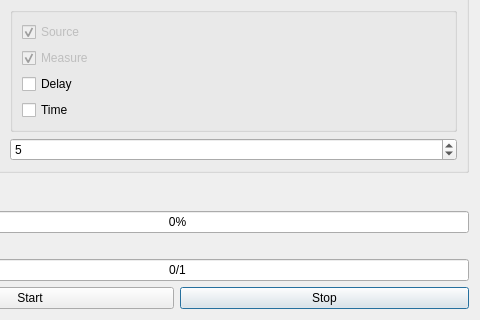
Old version of the form sweeper/gui.ui in the repository roesel/k237; both pictures show x 420 to 900 and y 295 to 615 of the 900 by 615 pixel window.
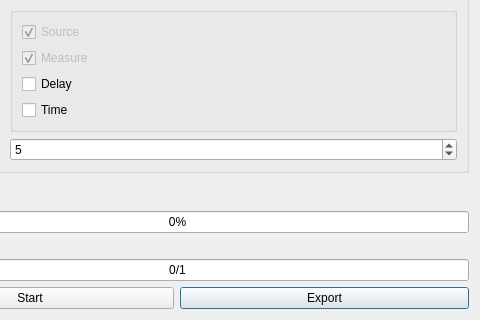
New version of the form.

Commit message: Export etc

The edit to the form file:
```diff
--- a/sweeper/gui.ui
+++ b/sweeper/gui.ui
@@ -43,7 +43,7 @@
    <item row="8" column="2">
     <widget class="QPushButton" name="pushButton">
      <property name="text">
-      <string>Stop</string>
+      <string>Export</string>
      </property>
     </widget>
    </item>
```
Left out of the diff: 2 changed lines with no effect on the pictures. The commit also changes 4 other files.
